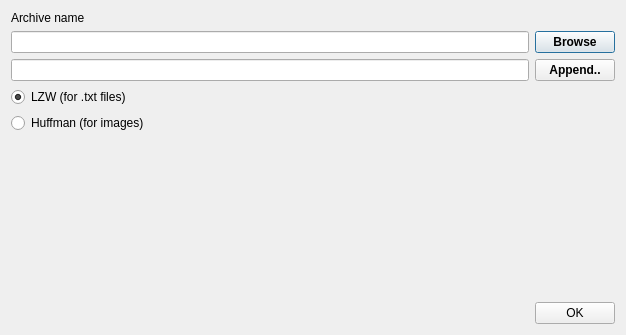
First picture: the form in ui/add_window.ui, repository BrushkouMatvey/QtArchiver, before the edit.
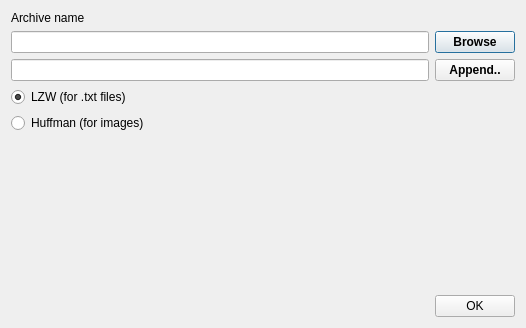
Second picture: the form after the edit. Icons and pictures are not drawn.

```diff
--- a/ui/add_window.ui
+++ b/ui/add_window.ui
@@ -6,8 +6,8 @@
    <rect>
     <x>0</x>
     <y>0</y>
-    <width>626</width>
-    <height>335</height>
+    <width>526</width>
+    <height>328</height>
    </rect>
   </property>
   <property name="windowTitle">
```
